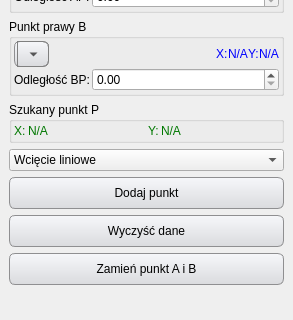
Before: the Qt Designer form Ui_GPSTracker.ui in gis-support/gps-tracker, drawn with Qt 5; both pictures show x 0 to 293 and y 116 to 436 of the 293 by 595 pixel window.
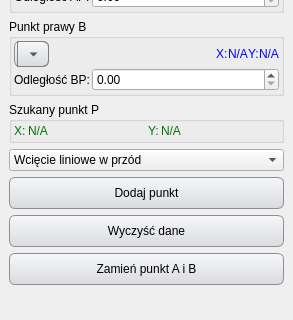
After: the same form once the commit is applied.

Commit message: [GT-2] Poprawki nazw w UI

```diff
--- a/Ui_GPSTracker.ui
+++ b/Ui_GPSTracker.ui
@@ -939,7 +939,7 @@
               </property>
               <item>
                <property name="text">
-                <string>Wcięcie liniowe</string>
+                <string>Wcięcie liniowe w przód</string>
                </property>
               </item>
               <item>
```
Left out of the diff: 4 changed lines with no effect on the pictures. The commit also changes 1 other file.
